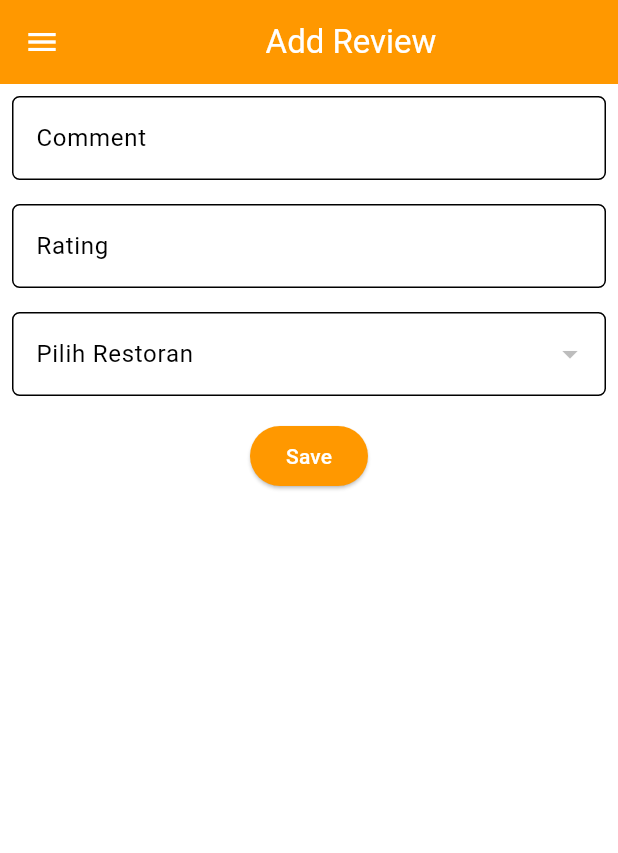
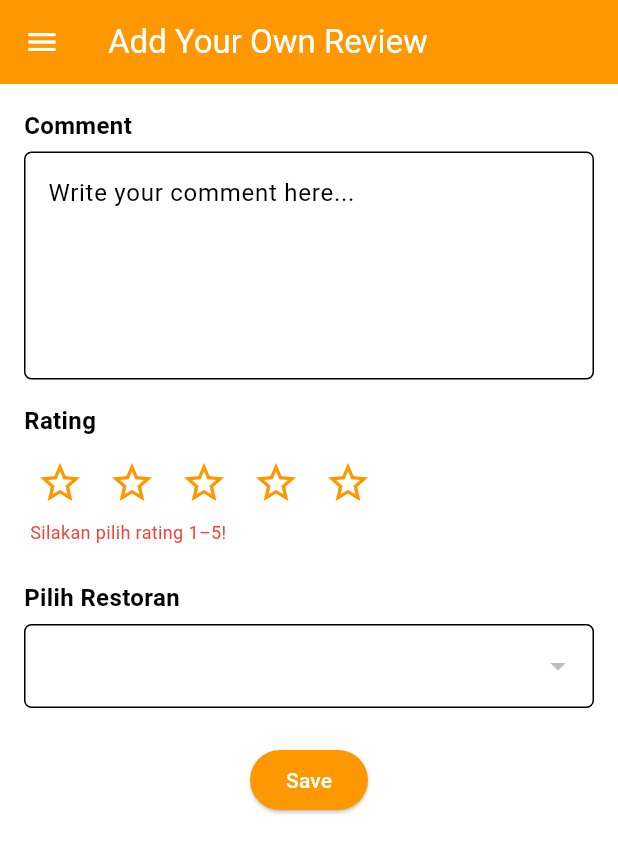
Before and after one commit to Kelompok-D07/Bali-heritage-mobile, a Flutter app: the ReviewEntryFormPage screen opened directly, on a phone screen of 412 x 824 dp. Shown: the top 853 px of the screen. Run offline on Flutter 3.47's test engine with Material 3 defaults, Android fonts, the phone set to English and light mode, and no system bars; our stand-ins replace image_picker; missing offline and left inert: image_picker_web, pbp_django_auth; network calls fail.

Commit message:
Menyelesaikan design Add review dan Edit review

```diff
--- a/lib/Review/screens/reviewentry_form.dart
+++ b/lib/Review/screens/reviewentry_form.dart
@@ -17,7 +17,7 @@ class ReviewEntryFormPage extends StatefulWidget {
 class _ReviewEntryFormPageState extends State<ReviewEntryFormPage> {
   final _formKey = GlobalKey<FormState>();
   String _comment = '';
-  int _rating = 0;
+  int _rating = 0;                    // akan diisi melalui bintang
   String? _selectedRestaurantId;
   List<Restaurant> _restaurants = [];
 
@@ -28,7 +28,7 @@ class _ReviewEntryFormPageState extends State<ReviewEntryFormPage> {
   }
 
   Future<void> _fetchRestaurants() async {
-    final url = 'http://127.0.0.1:8000/review/show-restaurant/'; // Ganti dengan URL endpoint Anda
+    final url = 'http://127.0.0.1:8000/review/show-restaurant/';
     try {
       final response = await http.get(Uri.parse(url));
       if (response.statusCode == 200) {
@@ -37,12 +37,10 @@ class _ReviewEntryFormPageState extends State<ReviewEntryFormPage> {
           _restaurants = restaurants;
         });
       } else {
-        setState(() {
-        });
+        // Handle error
       }
     } catch (e) {
-      setState(() {
-      });
+      // Handle error
     }
   }
 
@@ -51,11 +49,7 @@ class _ReviewEntryFormPageState extends State<ReviewEntryFormPage> {
     final request = context.watch<CookieRequest>();
     return Scaffold(
       appBar: AppBar(
-        title: const Center(
-          child: Text(
-            'Add Review',
-          ),
-        ),
+        title: const Text('Add Your Own Review'),
         backgroundColor: Theme.of(context).colorScheme.primary,
         foregroundColor: Colors.white,
       ),
@@ -63,22 +57,28 @@ class _ReviewEntryFormPageState extends State<ReviewEntryFormPage> {
       body: Form(
         key: _formKey,
         child: SingleChildScrollView(
+          padding: const EdgeInsets.all(16.0), // margin agar mirip card di web
           child: Column(
             crossAxisAlignment: CrossAxisAlignment.start,
             children: [
-              Padding(
-                padding: const EdgeInsets.all(8.0),
-                child: TextFormField(
+              // Label "Comment"
+              const Text(
+                'Comment',
+                style: TextStyle(fontSize: 16, fontWeight: FontWeight.bold),
+              ),
+              const SizedBox(height: 6),
+              // TextFormField sebagai "textarea"
+              TextFormField(
+                maxLines: 5, // lebih banyak baris agar seperti textarea
                 decoration: InputDecoration(
-                    hintText: "Comment",
-                    labelText: "Comment",
+                  hintText: "Write your comment here...",
                   border: OutlineInputBorder(
                     borderRadius: BorderRadius.circular(5.0),
                   ),
                 ),
                 onChanged: (String? value) {
                   setState(() {
-                      _comment = value!;
+                    _comment = value ?? '';
                   });
                 },
                 validator: (String? value) {
@@ -88,48 +88,61 @@ class _ReviewEntryFormPageState extends State<ReviewEntryFormPage> {
                   return null;
                 },
               ),
+
+              const SizedBox(height: 16),
+
+              // Label "Rating"
+              const Text(
+                'Rating',
+                style: TextStyle(fontSize: 16, fontWeight: FontWeight.bold),
               ),
-              Padding(
-                padding: const EdgeInsets.all(8.0),
-                child: TextFormField(
-                  decoration: InputDecoration(
-                    hintText: "Berikan Rating 1-5 Untuk Toko Ini!",
-                    labelText: "Rating",
-                    border: OutlineInputBorder(
-                      borderRadius: BorderRadius.circular(5.0),
+              const SizedBox(height: 6),
+
+              // Deretan bintang (1-5) yang bisa diketuk
+              Row(
+                children: List.generate(5, (index) {
+                  return IconButton(
+                    icon: Icon(
+                      // Jika index < _rating => bintang terisi, kalau tidak bintang kosong
+                      index < _rating ? Icons.star : Icons.star_border,
+                      color: Colors.orange,
+                      size: 32,
+                    ),
+                    onPressed: () {
+                      setState(() {
+                        _rating = index + 1; // rating = 1..5
+                      });
+                    },
+                  );
+                }),
+              ),
+
+              // Validasi rating (opsional, misal rating tidak boleh 0)
+              if (_rating == 0)
+                const Padding(
+                  padding: EdgeInsets.only(left: 4, bottom: 8),
+                  child: Text(
+                    'Silakan pilih rating 1–5!',
+                    style: TextStyle(color: Colors.red, fontSize: 12),
                   ),
                 ),
-                  onChanged: (String? value) {
-                    setState(() {
-                      _rating = int.tryParse(value!) ?? 0;
-                    });
-                  },
-                  validator: (String? value) {
-                    if (value == null || value.isEmpty) {
-                      return "Rating tidak boleh kosong!";
-                    }
-                    if (int.tryParse(value) == null) {
-                      return "Rating harus berupa angka!";
-                    }
-                    if (int.tryParse(value)! < 1 || int.tryParse(value)! > 5) {
-                      return "Rating harus berada di antara 1 dan 5!";
-                    }
-                    return null;
-                  },
+
+              const SizedBox(height: 16),
+
+              // Label "Pilih Restoran"
+              const Text(
+                'Pilih Restoran',
+                style: TextStyle(fontSize: 16, fontWeight: FontWeight.bold),
               ),
-              ),
-              // Dropdown Restoran
-              Padding(
-                padding: const EdgeInsets.all(8.0),
-                child: DropdownButtonFormField<String>(
+              const SizedBox(height: 6),
+              DropdownButtonFormField<String>(
                 decoration: InputDecoration(
-                    labelText: "Pilih Restoran",
                   border: OutlineInputBorder(
                     borderRadius: BorderRadius.circular(5.0),
                   ),
                 ),
                 value: _selectedRestaurantId,
-                  items: _restaurants.map((Restaurant restaurant) {
+                items: _restaurants.map((restaurant) {
                   return DropdownMenuItem<String>(
                     value: restaurant.pk,
                     child: Text(restaurant.fields.name),
@@ -147,19 +160,16 @@ class _ReviewEntryFormPageState extends State<ReviewEntryFormPage> {
                   return null;
                 },
               ),
-              ),
+
+              const SizedBox(height: 24),
+
+              // Tombol "Save"
               Align(
-                alignment: Alignment.bottomCenter,
-                child: Padding(
-                  padding: const EdgeInsets.all(8.0),
+                alignment: Alignment.center,
                 child: ElevatedButton(
-                    style: ButtonStyle(
-                      backgroundColor: WidgetStateProperty.all(
-                          Theme.of(context).colorScheme.primary),
-                    ),
                   onPressed: () async {
-                        if (_formKey.currentState!.validate()) {
-                            // Kirim ke Django dan tunggu respons
+                    // Validasi form & rating
+                    if (_formKey.currentState!.validate() && _rating > 0) {
                       final response = await request.postJson(
                         "http://localhost:8000/review/create-review-flutter/",
                         jsonEncode(<String, String>{
@@ -168,30 +178,30 @@ class _ReviewEntryFormPageState extends State<ReviewEntryFormPage> {
                           'restaurant': _selectedRestaurantId!,
                         }),
                       );
-                            if (context.mounted) {
+                      if (!mounted) return;
                       if (response['status'] == 'success') {
-                                    ScaffoldMessenger.of(context)
-                                        .showSnackBar(const SnackBar(
-                                    content: Text("Review baru berhasil disimpan!"),
-                                    ));
+                        ScaffoldMessenger.of(context).showSnackBar(
+                          const SnackBar(content: Text("Review baru berhasil disimpan!")),
+                        );
                         Navigator.pushReplacement(
                           context,
                           MaterialPageRoute(builder: (context) => const HomePage()),
                         );
                       } else {
-                                    ScaffoldMessenger.of(context)
-                                        .showSnackBar(const SnackBar(
-                                        content:
-                                            Text("Terdapat kesalahan, silakan coba lagi."),
-                                    ));
-                                }
+                        ScaffoldMessenger.of(context).showSnackBar(
+                          const SnackBar(
+                            content: Text("Terdapat kesalahan, silakan coba lagi."),
+                          ),
+                        );
                       }
                     }
                   },
+                  style: ElevatedButton.styleFrom(
+                    backgroundColor: Theme.of(context).colorScheme.primary,
+                  ),
                   child: const Text(
                     "Save",
                     style: TextStyle(color: Colors.white),
-                    ),
                   ),
                 ),
               ),
```
Also changed, not shown: lib/Review/screens/editreview_form.dart (+77 -32 lines). Lines whose indentation alone changed are shown as unchanged.
